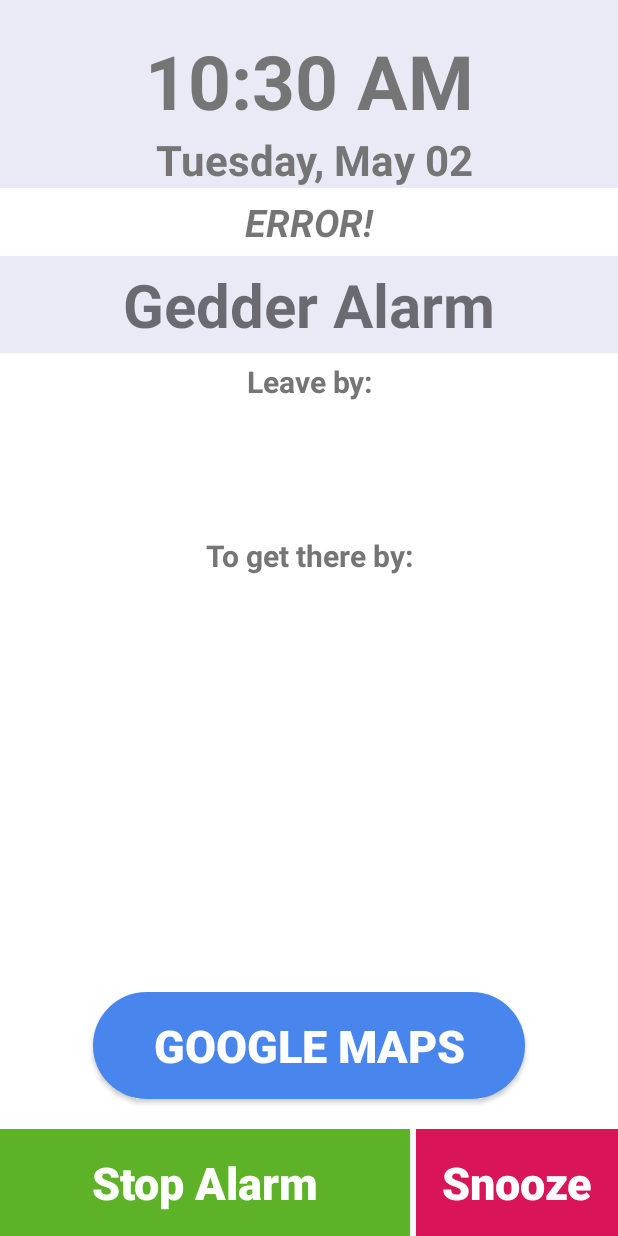
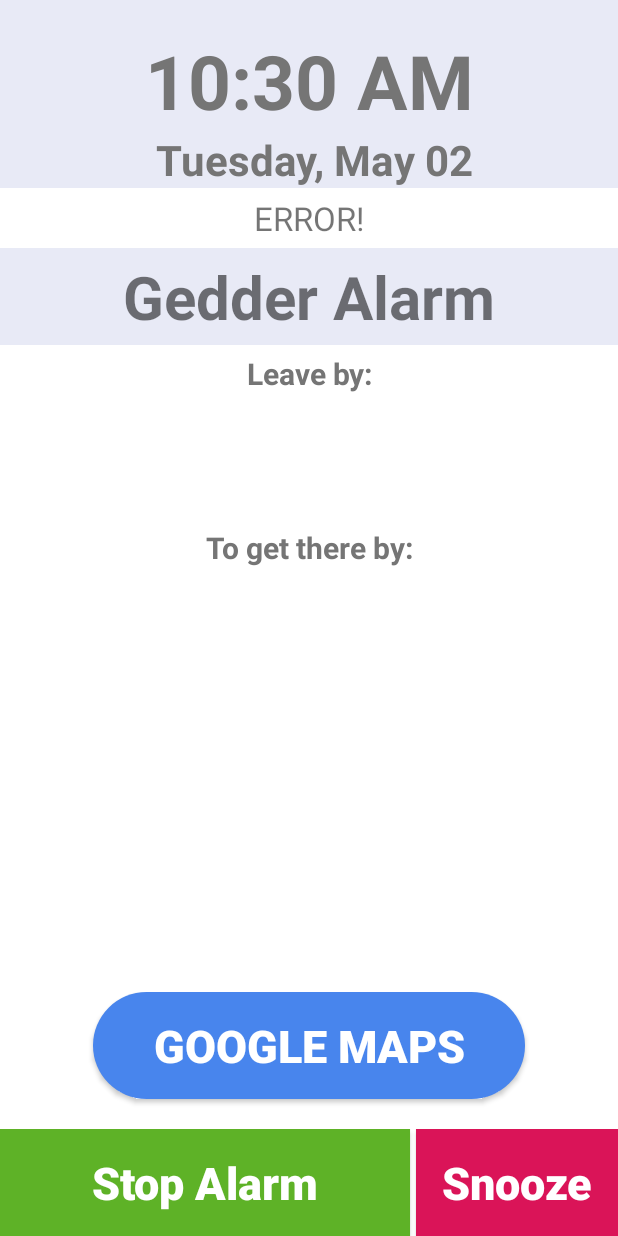
Before and after one commit to GedderAlarm/GedderAlarm, an Android app: the layout alarm_display_gedder.xml on its own in the app's theme, with its tools: preview values and no code run, on a phone screen of 412 x 824 dp. Run offline under Robolectric (Android 15) with nearby library versions, the phone set to English and light mode, and no system bars.

Commit message:
Un-bolded gedder warning text and made it a little smaller

```diff
--- a/app/src/main/java/com/gedder/gedderalarm/AlarmActivity.java
+++ b/app/src/main/java/com/gedder/gedderalarm/AlarmActivity.java
@@ -89,7 +89,6 @@ public class AlarmActivity extends AppCompatActivity {
                 snooze();
             }
         });
-
     }
 
     @Override
--- a/app/src/main/res/layout/alarm_display_gedder.xml
+++ b/app/src/main/res/layout/alarm_display_gedder.xml
@@ -48,8 +48,7 @@
             android:padding="5dp"
             android:text="ERROR!"
             android:textAlignment="center"
-            android:textSize="25sp"
-            android:textStyle="bold|italic" />
+            android:textSize="22sp" />
 
         <TextView
             android:id="@+id/textView"
```
